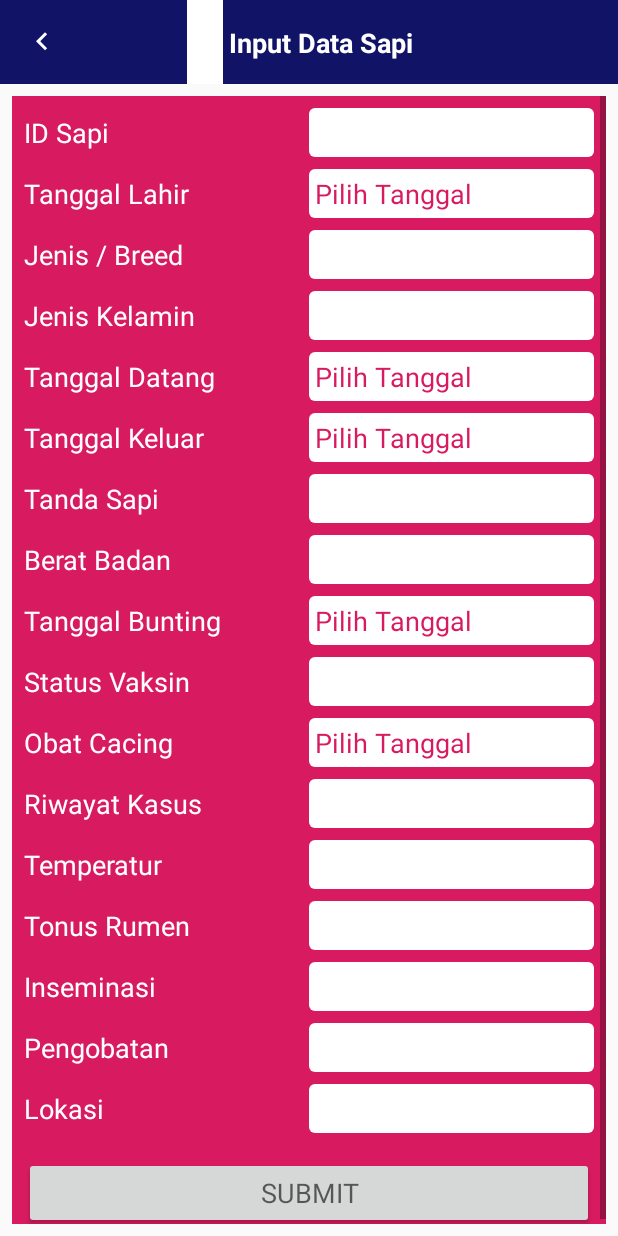
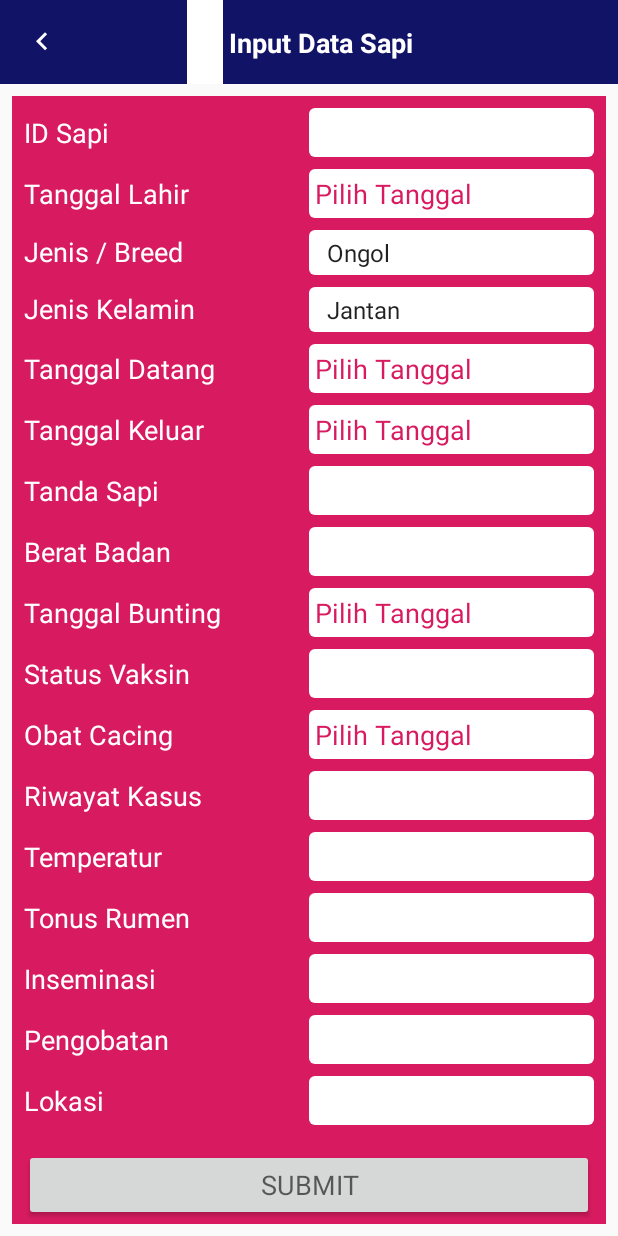
Before and after one commit to muhwyndhamhp/caltyfarm, an Android app: the InputCowActivity screen opened directly, with no data from a screen before it, on a phone screen of 412 x 824 dp. Run offline under Robolectric (Android 15) with nearby library versions, the light colour scheme and no system bars.

Commit message:
Add Spinner selector for breed and gender

```diff
--- a/app/src/main/java/com/caltyfarm/caltyfarm/ui/InputCowActivity.kt
+++ b/app/src/main/java/com/caltyfarm/caltyfarm/ui/InputCowActivity.kt
@@ -4,6 +4,7 @@ import android.app.DatePickerDialog
 import androidx.appcompat.app.AppCompatActivity
 import android.os.Bundle
 import android.view.View
+import android.widget.ArrayAdapter
 import android.widget.DatePicker
 import androidx.lifecycle.ViewModelProviders
 import com.caltyfarm.caltyfarm.R
@@ -11,7 +12,6 @@ import com.caltyfarm.caltyfarm.utils.InjectorUtils
 import com.caltyfarm.caltyfarm.viewmodel.InputCowViewModel
 import kotlinx.android.synthetic.main.activity_input_cow.*
 import android.widget.TextView
-import com.caltyfarm.caltyfarm.R.id.*
 import java.util.*
 import java.text.SimpleDateFormat
 import kotlin.collections.HashMap
@@ -26,6 +26,7 @@ class InputCowActivity : AppCompatActivity(), DatePickerDialog.OnDateSetListener
         setContentView(R.layout.activity_input_cow)
         val factory = InjectorUtils.provideInputCowViewModelFactory()
         viewModel = ViewModelProviders.of(this, factory).get(InputCowViewModel::class.java)
+        populateSpinner()
         subscribeUi()
     }
 
@@ -102,7 +103,7 @@ class InputCowActivity : AppCompatActivity(), DatePickerDialog.OnDateSetListener
     }
 
     private fun getCalendarByView(view: View): Calendar {
-        val calendar =  when (view.id) {
+        val calendar = when (view.id) {
             R.id.text_birth_date -> viewModel.birthCalendar.value!!
             R.id.text_entry_date -> viewModel.entryCalendar.value!!
             R.id.text_out_date -> viewModel.outCalendar.value!!
@@ -138,4 +139,28 @@ class InputCowActivity : AppCompatActivity(), DatePickerDialog.OnDateSetListener
     private fun checkDateNotMin(calendar: Calendar): Boolean {
         return calendar.time.compareTo(Date(Long.MIN_VALUE)) != 0
     }
+
+    private fun populateSpinner() {
+        ArrayAdapter.createFromResource(
+            this,
+            R.array.gender,
+            android.R.layout.simple_spinner_item
+        ).also { adapter ->
+            // Specify the layout to use when the list of choices appears
+            adapter.setDropDownViewResource(android.R.layout.simple_spinner_dropdown_item)
+            // Apply the adapter to the spinner
+            spinner_gender.adapter = adapter
+        }
+
+        ArrayAdapter.createFromResource(
+            this,
+            R.array.breed,
+            android.R.layout.simple_spinner_item
+        ).also { adapter ->
+            // Specify the layout to use when the list of choices appears
+            adapter.setDropDownViewResource(android.R.layout.simple_spinner_dropdown_item)
+            // Apply the adapter to the spinner
+            spinner_breed.adapter = adapter
+        }
+    }
 }
--- a/app/src/main/res/layout/activity_input_cow.xml
+++ b/app/src/main/res/layout/activity_input_cow.xml
@@ -141,12 +141,12 @@
                 android:text="@string/input_sapi_breed_label"
                 android:textAppearance="@style/Base.TextAppearance.AppCompat.Medium"
                 android:textColor="@color/white"
-                app:layout_constraintBaseline_toBaselineOf="@id/text_breed"
+                app:layout_constraintBaseline_toBaselineOf="@id/spinner_breed"
                 app:layout_constraintEnd_toEndOf="@id/guide"
                 app:layout_constraintStart_toStartOf="parent" />
 
-            <EditText
-                android:id="@+id/text_breed"
+            <Spinner
+                android:id="@+id/spinner_breed"
                 android:layout_width="0dp"
                 android:layout_height="wrap_content"
                 android:layout_marginTop="8dp"
@@ -169,12 +169,12 @@
                 android:text="@string/input_sapi_gender_label"
                 android:textAppearance="@style/Base.TextAppearance.AppCompat.Medium"
                 android:textColor="@color/white"
-                app:layout_constraintBaseline_toBaselineOf="@id/text_gender"
+                app:layout_constraintBaseline_toBaselineOf="@id/spinner_gender"
                 app:layout_constraintEnd_toEndOf="@id/guide"
                 app:layout_constraintStart_toStartOf="parent" />
 
-            <EditText
-                android:id="@+id/text_gender"
+            <Spinner
+                android:id="@+id/spinner_gender"
                 android:layout_width="0dp"
                 android:layout_height="wrap_content"
                 android:layout_marginTop="8dp"
@@ -185,7 +185,7 @@
                 android:textColor="@color/colorAccent"
                 app:layout_constraintEnd_toEndOf="parent"
                 app:layout_constraintStart_toStartOf="@id/guide"
-                app:layout_constraintTop_toBottomOf="@id/text_breed" />
+                app:layout_constraintTop_toBottomOf="@id/spinner_breed" />
 
             <!--Tanggal Datang-->
 
@@ -215,7 +215,7 @@
                 android:textColor="@color/colorAccent"
                 app:layout_constraintEnd_toEndOf="parent"
                 app:layout_constraintStart_toStartOf="@id/guide"
-                app:layout_constraintTop_toBottomOf="@id/text_gender" />
+                app:layout_constraintTop_toBottomOf="@id/spinner_gender" />
 
             <!--Tanggal Keluar-->
 
--- a/app/src/main/res/values/strings.xml
+++ b/app/src/main/res/values/strings.xml
@@ -57,9 +57,19 @@
     <string name="input_sapi_location_label">Lokasi</string>
     <string name="input_sapi_submit_button">SUBMIT</string>
     <string name="input_sapi_pick_date_hint">Pilih Tanggal</string>
+    <string-array name="breed">
+        <item>Ongol</item>
+        <item>Brahman</item>
+        <item>Peranakan Ongol (PO)</item>
+        <item>Simental</item>
+        <item>Limausin</item>
+        <item>SimPO</item>
+        <item>FH</item>
+        <item>Peranakan FH (PFH)</item>
+        <item>Wagyu</item>
+    </string-array>
     <string-array name="gender">
-        <item>Pilih Jenis Kelamin</item>
-        <item>Laki-laki</item>
-        <item>Perempuan</item>
+        <item>Jantan</item>
+        <item>Betina</item>
     </string-array>
 </resources>
```
